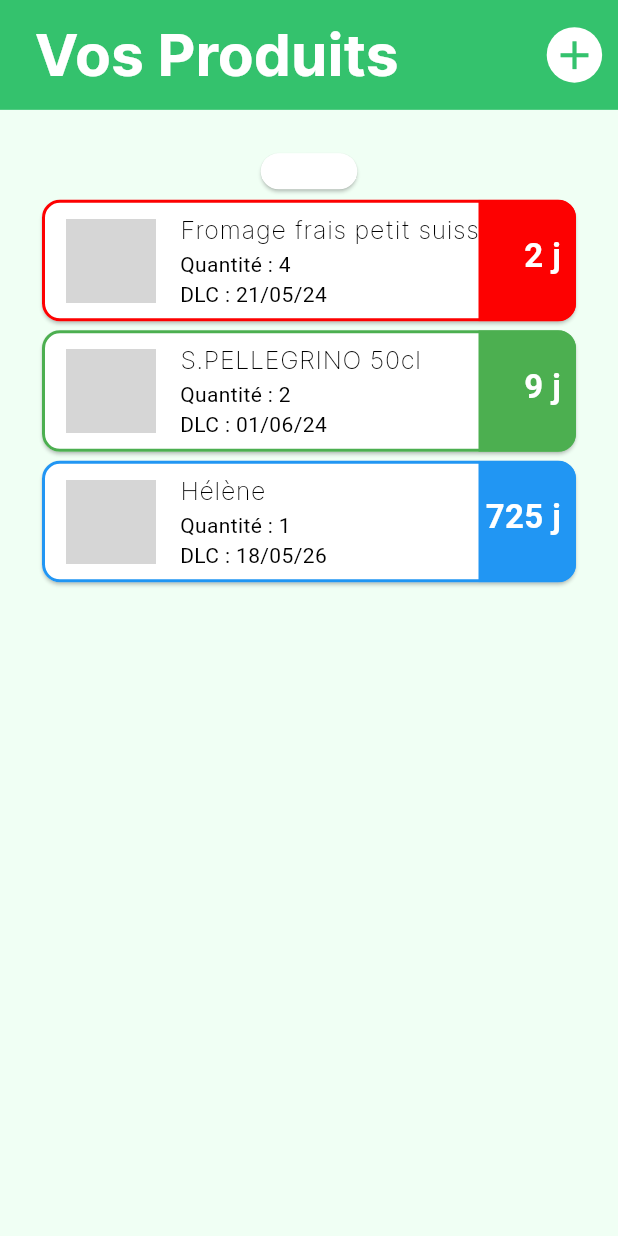
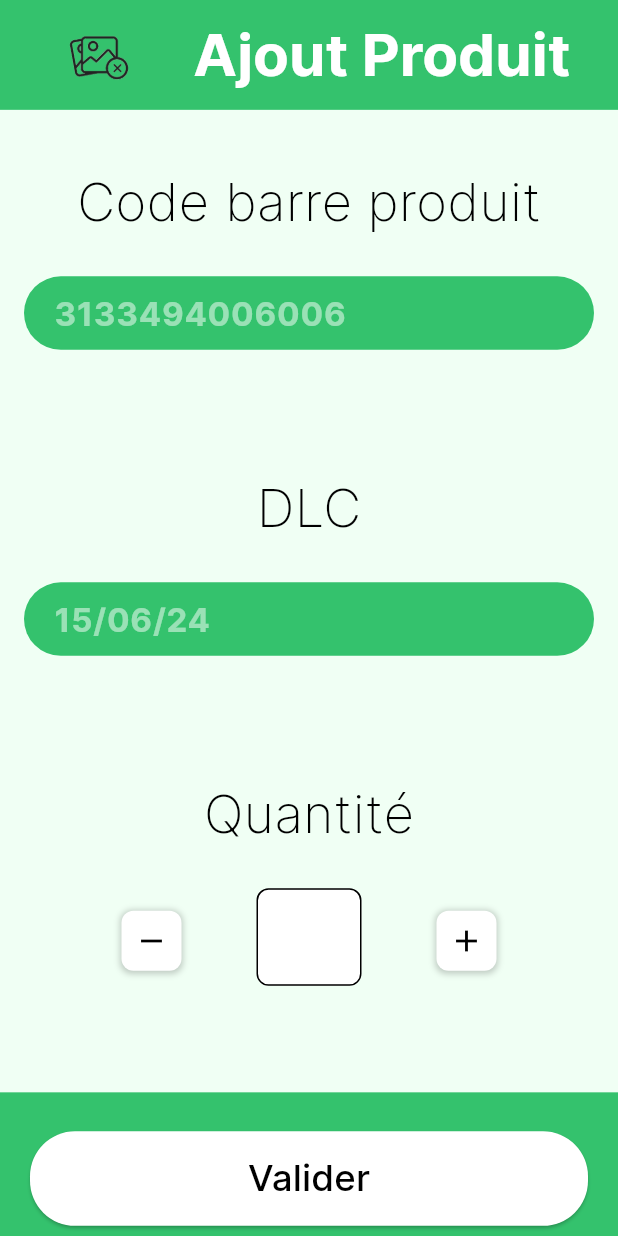
Before and after one commit to AlexandreBobis/myapp, a Flutter app: the MainPageScreen screen opened by its route, after a tap on the "add" icon, on a phone screen of 412 x 824 dp. Run offline on Flutter 3.47's test engine with Material 3 defaults, Android fonts, the phone set to English and light mode, and no system bars; our stand-ins replace cached_network_image, connectivity_plus, flutter_dotenv, flutter_svg, flutter_svg_provider, retry and 2 more; accounts and stored records are empty; network calls fail; grey boxes are pictures that could not be loaded.

Commit message:
Réalisation de la page add_manual_product_page_screen.dart. Bouton valider fonctionnel, récupère les valeurs code barre produit, DLC et quantité

```diff
--- /dev/null
+++ b/lib/presentation/add_manual_product_page_screen/add_manual_product_page_screen.dart
@@ -0,0 +1,291 @@
+import 'package:flutter/material.dart';
+import 'package:flutter/services.dart';
+import '../../core/app_export.dart';
+import '../../widgets/app_bar/appbar_leading_iconbutton.dart';
+import '../../widgets/app_bar/appbar_subtitle_one.dart';
+import '../../widgets/app_bar/custom_app_bar.dart';
+import 'provider/add_manual_product_page_provider.dart';
+import '../../theme/custom_text_field.dart';
+import '../../theme/custom_text_style.dart';
+
+class AddManualProductPageScreen extends StatefulWidget {
+  const AddManualProductPageScreen({Key? key})
+      : super(
+      key: key
+  );
+
+  @override
+  AddManualProductPageScreenState createState() => AddManualProductPageScreenState();
+
+  static Widget builder(BuildContext context) {
+    return ChangeNotifierProvider(
+      create: (context) => AddManualProductPageProvider(),
+      child: AddManualProductPageScreen(),
+    );
+  }
+}
+
+class AddManualProductPageScreenState extends State<AddManualProductPageScreen> {
+  int quantity = 1; // Initialisation de la quantité
+  final TextEditingController textFieldBarCode = TextEditingController();
+  final TextEditingController textFieldDlc = TextEditingController();
+  final TextEditingController textFieldQuantity = TextEditingController();
+
+  void incrementQuantity() {
+    setState(() {
+      quantity++;
+      textFieldQuantity.text = quantity.toString();
+    });
+  }
+
+  void decrementQuantity() {
+    if (quantity > 0) { // Assurer que la quantité ne devient pas négative
+      setState(() {
+        quantity--;
+        textFieldQuantity.text = quantity.toString();
+      });
+    }
+  }
+
+  @override
+  Widget build(BuildContext context) {
+    return SafeArea(
+      top: false,
+      child: Scaffold(
+        backgroundColor: Color.fromRGBO(240, 255, 244, 1),
+        appBar: _buildAppBar(context),
+        body: SingleChildScrollView( // Utilisez un SingleChildScrollView ici
+          child: Stack(
+            children: [
+              Column(
+                children: [
+                  Center(
+                    child: Padding(
+                      padding: const EdgeInsets.all(16.0),
+                      child: Column(
+                        mainAxisAlignment: MainAxisAlignment.center,
+                        crossAxisAlignment: CrossAxisAlignment.center,
+                        children: [
+                          Padding(
+                            padding: const EdgeInsets.only(top: 20.0),
+                            child: Text(
+                              "Code barre produit",
+                              style: CustomTextStyles.displayMediumBlack900.copyWith(
+                                fontSize: 35.0,
+                              ),
+                            ),
+                          ),
+                          Container(
+                            margin: EdgeInsets.only(top: 25),
+                            child: TextField(
+                              controller: textFieldBarCode,
+                              keyboardType: TextInputType.number,
+                              inputFormatters: <TextInputFormatter>[
+                                FilteringTextInputFormatter.digitsOnly,
+                              ],
+                              decoration: CustomTextFieldStyles.filledGreen.copyWith(
+                                hintText: "3133494006006",
+                                hintStyle: TextStyle(color: Colors.white.withOpacity(0.5)),
+                              ),
+                              style: TextStyle(
+                                color: Colors.white,
+                                fontWeight: FontWeight.w800,
+                                fontSize: 22.0,
+                              ),
+                            ),
+                          ),
+                          SizedBox(height: 80),
+                          Text(
+                            "DLC",
+                            style: CustomTextStyles.displayMediumBlack900.copyWith(
+                              fontSize: 35.0,
+                            ),
+                          ),
+                          Container(
+                            margin: EdgeInsets.only(top: 25),
+                            child: TextField(
+                              controller: textFieldDlc,
+                              decoration: CustomTextFieldStyles.filledGreen.copyWith(
+                                hintText: "15/06/24",
+                                hintStyle: TextStyle(color: Colors.white.withOpacity(0.5)),
+                              ),
+                              style: TextStyle(
+                                color: Colors.white,
+                                fontWeight: FontWeight.w800,
+                                fontSize: 22.0,
+                              ),
+                            ),
+                          ),
+                          SizedBox(height: 80),
+                          Text(
+                            "Quantité",
+                            style: CustomTextStyles.displayMediumBlack900.copyWith(
+                              fontSize: 35.0,
+                            ),
+                          ),
+                          Row(
+                            mainAxisAlignment: MainAxisAlignment.center,
+                            children: [
+                              SizedBox(height: 120),
+                              Container(
+                                width: 40,
+                                height: 40,
+                                decoration: BoxDecoration(
+                                  color: Colors.white,
+                                  borderRadius: BorderRadius.circular(8.0),
+                                  boxShadow: [
+                                    BoxShadow(
+                                      color: Colors.black.withOpacity(0.2),
+                                      spreadRadius: 1,
+                                      blurRadius: 3,
+                                      offset: Offset(0, 1),
+                                    ),
+                                  ],
+                                ),
+                                child: IconButton(
+                                  icon: Icon(Icons.remove),
+                                  onPressed: decrementQuantity,
+                                  color: Colors.black,
+                                ),
+                              ),
+                              SizedBox(width: 40),
+                              Container(
+                                width: 70,
+                                height: 70,
+                                margin: EdgeInsets.symmetric(horizontal: 10),
+                                child: TextField(
+                                  controller: textFieldQuantity,
+                                  keyboardType: TextInputType.numberWithOptions(decimal: true),
+                                  inputFormatters: <TextInputFormatter>[
+                                    FilteringTextInputFormatter.digitsOnly,
+                                  ],
+                                  textAlign: TextAlign.center,
+                                  onChanged: (value) {
+                                    if (value.isNotEmpty) {
+                                      setState(() {
+                                        quantity = int.parse(value);
+                                      });
+                                    }
+                                  },
+                                  decoration: InputDecoration(
+                                    filled: true,
+                                    fillColor: Colors.white,
+                                    enabledBorder: OutlineInputBorder(
+                                      borderRadius: BorderRadius.circular(8.0),
+                                      borderSide: BorderSide(width: 1.0, color: Colors.black),
+                                    ),
+                                    focusedBorder: OutlineInputBorder(
+                                      borderRadius: BorderRadius.circular(8.0),
+                                      borderSide: BorderSide(width: 1.0, color: Colors.black),
+                                    ),
+                                    hintStyle: TextStyle(color: Colors.grey),
+                                  ),
+                                  style: TextStyle(color: Colors.black, fontWeight: FontWeight.w800, fontSize: 22.0),
+                                ),
+                              ),
+                              SizedBox(width: 40),
+                              Container(
+                                width: 40,
+                                height: 40,
+                                decoration: BoxDecoration(
+                                  color: Colors.white,
+                                  borderRadius: BorderRadius.circular(8.0),
+                                  boxShadow: [
+                                    BoxShadow(
+                                      color: Colors.black.withOpacity(0.2),
+                                      spreadRadius: 1,
+                                      blurRadius: 3,
+                                      offset: Offset(0, 1),
+                                    ),
+                                  ],
+                                ),
+                                child: IconButton(
+                                  icon: Icon(Icons.add),
+                                  onPressed: incrementQuantity,
+                                  color: Colors.black,
+                                ),
+                              ),
+                            ],
+                          ),
+                          SizedBox(height: 10),
+                        ],
+                      ),
+                    ),
+                  ),
+                  SizedBox(height: 15),
+                  Container(
+                    height: 105,
+                    decoration: BoxDecoration(
+                      color: appTheme.green500,
+                    ),
+                  ),
+                ],
+              ),
+              Positioned(
+                bottom: 16,
+                left: 20,
+                right: 20,
+                child: ElevatedButton(
+                  onPressed: () {
+                    int textFieldBarCodeValue = int.parse(textFieldBarCode.text);
+                    String textFieldDlcValue = textFieldDlc.text;
+                    int textFieldQuantityValue = int.parse(textFieldQuantity.text);
+                    print("Integer TextField Value: $textFieldBarCodeValue");
+                    print("General TextField Value: $textFieldDlcValue");
+                    print("General TextField Value: $textFieldQuantityValue");
+
+                    // Nettoyer les champs TextField
+                    textFieldBarCode.clear();
+                    textFieldDlc.clear();
+                    textFieldQuantity.clear();
+                    setState(() {
+                      quantity = 1;
+                    });
+                  },
+                  style: ElevatedButton.styleFrom(
+                    backgroundColor: Colors.white,
+                    shape: RoundedRectangleBorder(
+                      borderRadius: BorderRadius.circular(30),
+                    ),
+                    padding: EdgeInsets.symmetric(vertical: 30),
+                  ),
+                  child: Text(
+                    "Valider",
+                    style: CustomTextStyles.headlineSmallBlack900_1,
+                  ),
+                ),
+              ),
+            ],
+          ),
+        ),
+      ),
+    );
+  }
+
+  PreferredSizeWidget _buildAppBar(BuildContext context) {
+    return CustomAppBar(
+      title: AppbarSubtitleOne(
+        text: "Ajout Produit".tr,
+        margin: EdgeInsets.only(left: 22.h),
+      ),
+      leadingWidth: 100.h,
+      leading: AppbarLeadingIconbutton(
+        margin: EdgeInsets.only(
+          left: 25.h,
+          top: 18.v,
+          bottom: 14.v,
+        ),
+        onTap: () {
+         onTapBackbuttonone(context);
+         },
+      ),
+      styleType: Style.bgFill,
+    );
+  }
+
+ void onTapBackbuttonone(BuildContext context) {
+    NavigatorService.pushNamed(
+      AppRoutes.mainPageScreen,
+    );
+  }
+}
--- /dev/null
+++ b/lib/presentation/add_manual_product_page_screen/models/add_manual_product_page_model.dart
@@ -0,0 +1 @@
+class addManualProduct {}
--- /dev/null
+++ b/lib/presentation/add_manual_product_page_screen/provider/add_manual_product_page_provider.dart
@@ -0,0 +1,15 @@
+import 'package:flutter/foundation.dart';
+
+class AddManualProductPageProvider extends ChangeNotifier {
+  // Variable d'état pour stocker le code-barres
+  String _barcode = "";
+
+  // Getter pour accéder au code-barres
+  String get barcode => _barcode;
+
+  // Setter pour modifier le code-barres
+  void setBarcode(String newBarcode) {
+    _barcode = newBarcode;
+    notifyListeners(); // Informe les listeners de la modification de l'état
+  }
+}
--- a/lib/presentation/main_page_screen/main_page_screen.dart
+++ b/lib/presentation/main_page_screen/main_page_screen.dart
@@ -175,11 +175,7 @@ PreferredSizeWidget _buildAppBar(BuildContext context) {
           padding: EdgeInsets.only(right: 10.h),
           child: TextButton(
             onPressed: () {
-              // Navigate to your desired page here
-              //Navigator.push(
-                //context,
-                //MaterialPageRoute(builder: (context) => add_product_page()),
-              //);
+              onTapAddProduct(context);
             },
             child: Icon(
               Icons.add,
@@ -198,3 +194,9 @@ PreferredSizeWidget _buildAppBar(BuildContext context) {
     styleType: Style.bgFill,
   );
 }
+
+  void onTapAddProduct(BuildContext context) {
+    NavigatorService.pushNamed(
+      AppRoutes.addManualProductPageScreen,
+    );
+}
--- a/lib/routes/app_routes.dart
+++ b/lib/routes/app_routes.dart
@@ -6,6 +6,7 @@ import '../presentation/loading_page_screen/loading_page_screen.dart';
 import '../presentation/log_in_page_screen/log_in_page_screen.dart';
 import '../presentation/main_page_screen/main_page_screen.dart';
 import '../presentation/sign_up_page_screen/sign_up_page_screen.dart';
+import '../presentation/add_manual_product_page_screen/add_manual_product_page_screen.dart';
 
 class AppRoutes {
   static const String loadingPageScreen = '/loading_page_screen';
@@ -20,7 +21,10 @@ class AppRoutes {
 
   static const String appNavigationScreen = '/app_navigation_screen';
 
+  static const String addManualProductPageScreen = '/add_manual_product_page_screen';
+
   static const String initialRoute = '/initialRoute';
+
 
   static Map<String, WidgetBuilder> get routes => {
         loadingPageScreen: LoadingPageScreen.builder,
@@ -29,6 +33,7 @@ class AppRoutes {
         mainPageScreen: MainPageScreen.builder,
         detailsPageScreen: DetailsPageScreen.builder,
         appNavigationScreen: AppNavigationScreen.builder,
+        addManualProductPageScreen: AddManualProductPageScreen.builder,
         initialRoute: LoadingPageScreen.builder
       };
 }
--- /dev/null
+++ b/lib/theme/custom_text_field.dart
@@ -0,0 +1,36 @@
+import 'package:flutter/material.dart';
+import '../core/app_export.dart';
+
+class CustomTextFieldStyles {
+  static InputDecoration get filledBlack => InputDecoration(
+    fillColor: appTheme.black900,
+    filled: true,
+    contentPadding: EdgeInsets.symmetric(horizontal: 16, vertical: 8),
+    border: OutlineInputBorder(
+      borderRadius: BorderRadius.circular(25.h),
+      borderSide: BorderSide.none,
+    ),
+  );
+
+  // Style de champ de texte rempli en vert
+  static InputDecoration get filledGreen => InputDecoration(
+    fillColor: appTheme.green500,
+    filled: true,
+    contentPadding: EdgeInsets.symmetric(horizontal: 16, vertical: 8),
+    border: OutlineInputBorder(
+      borderRadius: BorderRadius.circular(25.h),
+      borderSide: BorderSide.none,
+    ),
+  );
+
+  // Style de champ de texte transparent
+  static InputDecoration get transparent => InputDecoration(
+    fillColor: Colors.transparent,
+    filled: false,
+    contentPadding: EdgeInsets.symmetric(horizontal: 16, vertical: 8),
+    border: OutlineInputBorder(
+      borderRadius: BorderRadius.circular(25.h),
+      borderSide: BorderSide.none,
+    ),
+  );
+}
```
Also changed, not shown: lib/theme/custom_text_style.dart (indentation only).
